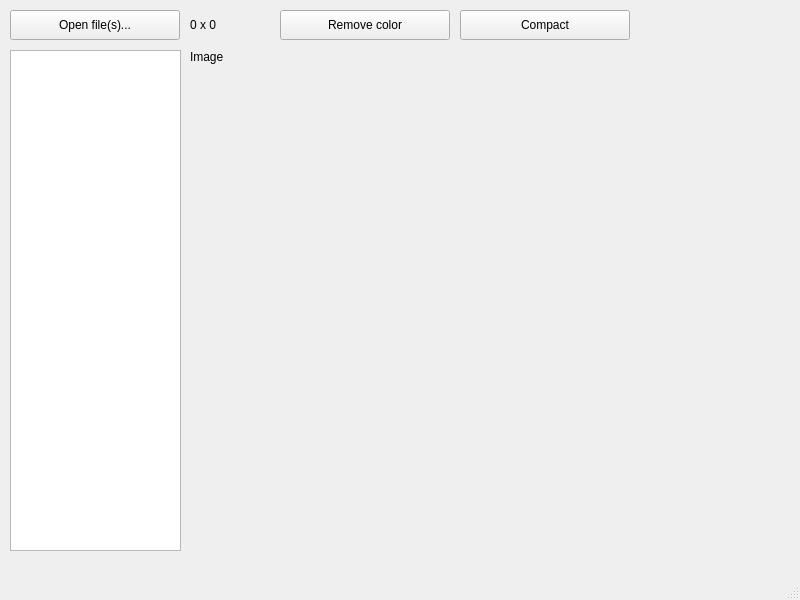
Qt form mainwindow.ui (usbport11/TexPack) before a commit.
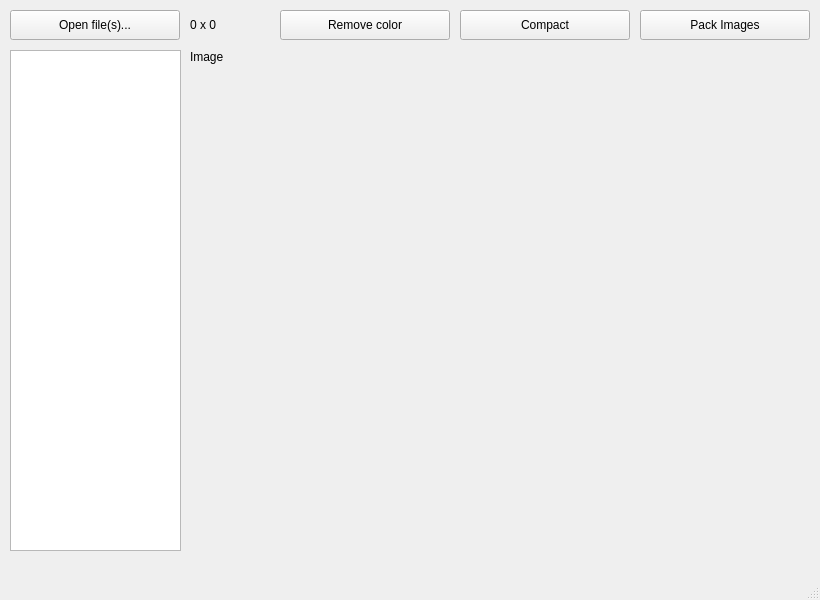
The same form after that commit.

What changed in the file:
```diff
--- a/mainwindow.ui
+++ b/mainwindow.ui
@@ -6,7 +6,7 @@
    <rect>
     <x>0</x>
     <y>0</y>
-    <width>800</width>
+    <width>820</width>
     <height>600</height>
    </rect>
   </property>
@@ -92,6 +92,19 @@
      <string>Compact</string>
     </property>
    </widget>
+   <widget class="QPushButton" name="btnPackImages">
+    <property name="geometry">
+     <rect>
+      <x>640</x>
+      <y>10</y>
+      <width>170</width>
+      <height>30</height>
+     </rect>
+    </property>
+    <property name="text">
+     <string>Pack Images</string>
+    </property>
+   </widget>
   </widget>
   <widget class="QMenuBar" name="menubar">
    <property name="geometry">
```
Left out of the diff: 8 changed lines with no effect on the pictures.
